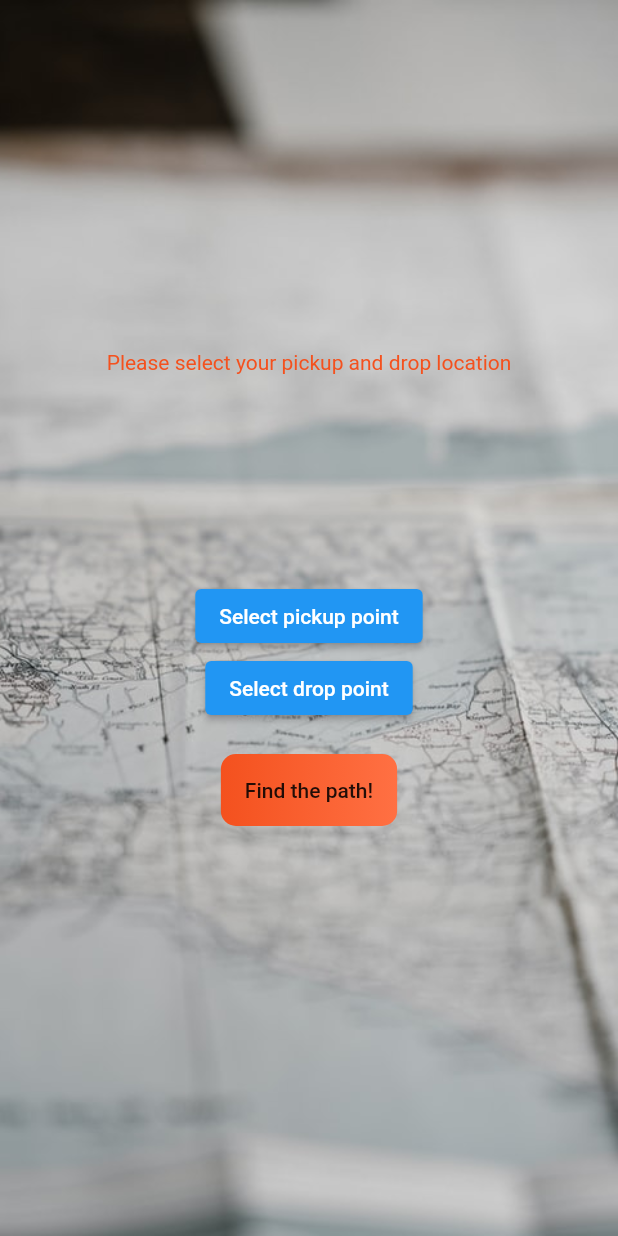
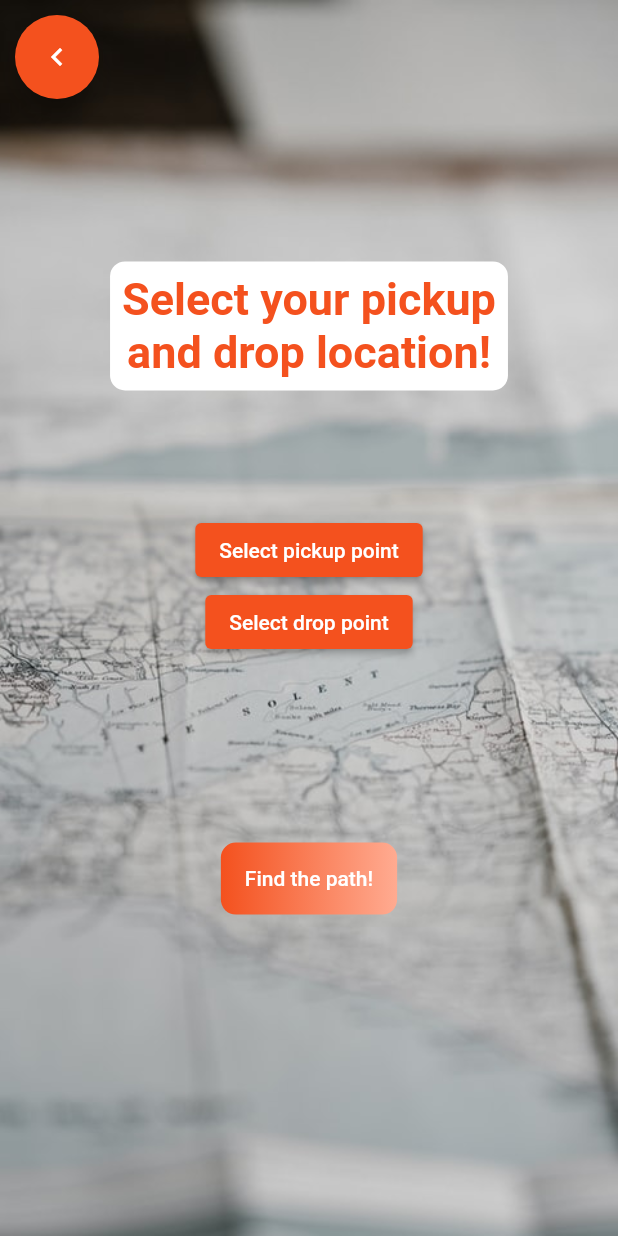
Before and after one commit to Saransh-cpp/IIITD_ALIVE_HVI, a Flutter app: the screen it shows after launch, after a tap on the "directions" icon, on a phone screen of 412 x 824 dp. Run offline on Flutter 3.47's test engine with Material 2 defaults, Android fonts, the light colour scheme and no system bars; our stand-ins replace fluttertoast; missing offline and left inert: flutter_osm_plugin.

Commit message:
Clean the code and the UI!

```diff
--- a/lib/screens/home.dart
+++ b/lib/screens/home.dart
@@ -1,6 +1,4 @@
 // ignore_for_file: avoid_print
-
-import 'dart:async';
 
 import 'package:flutter/material.dart';
 import 'package:flutter_osm_plugin/flutter_osm_plugin.dart';
@@ -19,7 +17,6 @@
 
   // MapController for flutter_osm plugin
   late MapController controller;
-  Timer? timer;
 
   // store if the user is tracking their location
   ValueNotifier<bool> trackingNotifier = ValueNotifier(false);
@@ -39,9 +36,6 @@
 
   @override
   void dispose() {
-    if (timer != null && timer!.isActive) {
-      timer?.cancel();
-    }
     controller.dispose();
     super.dispose();
   }
@@ -54,6 +48,8 @@
     // 2 points which will be used to construct a path
     var coordinates = await Navigator.of(context).push(
         MaterialPageRoute(builder: (_) => const SelectLocation()));
+
+    if (coordinates == null) return;
 
     // the returned value is a list of strings of the form
     // ["latitude1, longitude1", "latitude2, longitude2"]
--- a/lib/screens/select_locations.dart
+++ b/lib/screens/select_locations.dart
@@ -22,20 +22,11 @@ class _SelectLocationState extends State<SelectLocation> {
 
   @override
   Widget build(BuildContext context) {
-    return Scaffold(
+    return SafeArea(
+      child: Scaffold(
         backgroundColor: Colors.white,
         body: Stack(
             children: [
-
-            // a better looking back button
-            Positioned(child: FloatingActionButton(
-              backgroundColor: Colors.deepOrange[600],
-              child: const Icon(Icons.chevron_left),
-              onPressed: () {
-                Navigator.of(context).pop();
-              },
-            )),
-
               // background image
               Container(
                 decoration: const BoxDecoration(
@@ -44,18 +35,46 @@ class _SelectLocationState extends State<SelectLocation> {
                     fit: BoxFit.cover,),
                 ),
               ),
+
+              // a better looking back button
+              Positioned(
+                  top: 10,
+                  left: 10,
+                  child: FloatingActionButton(
+                    backgroundColor: Colors.deepOrange[600],
+                    child: const Icon(Icons.chevron_left),
+                    onPressed: () {
+                      Navigator.of(context).pop();
+                    },
+                  )),
               Center(
                 child: Column(
                   mainAxisSize: MainAxisSize.min,
                   mainAxisAlignment: MainAxisAlignment.center,
                   crossAxisAlignment: CrossAxisAlignment.center,
                   children: [
-                  Text("Please select your pickup and drop location",
-                    style: TextStyle(color: Colors.deepOrange[600]),),
+
+                    // styled text
+                    Container(
+                      // margin: const EdgeInsets.fromLTRB(40, 20, 40, 40),
+                      decoration: const BoxDecoration(
+                          borderRadius: BorderRadius.all(
+                              Radius.circular(10)),
+                        color: Colors.white
+                      ),
+                      child: Padding(
+                        padding: const EdgeInsets.all(8.0),
+                        child: Text("Select your pickup\nand drop location!",
+                          textAlign: TextAlign.center,
+                          style: TextStyle(color: Colors.deepOrange[600],
+                              fontSize: 30,
+                              fontWeight: FontWeight.bold),),
+                      ),
+                    ),
                     SizedBox(height: MediaQuery
                         .of(context)
                         .size
-                      .height / 6,),
+                        .height / 10,),
 
                     // getting the pickup point from the user
                     // if the user has selected a location -> display the coordinates
@@ -65,11 +84,14 @@ class _SelectLocationState extends State<SelectLocation> {
                       builder: (ctx, p, child) {
                         return Center(
                           child: p == null ? ElevatedButton(
+                            style: ElevatedButton.styleFrom(
+                                primary: Colors.deepOrange[600]
+                            ),
                             onPressed: () async {
                               // push the search screen and wait for a `GeoPoint` object
                               var p = await Navigator.of(context).push(
                                   MaterialPageRoute(
-                                    builder: (_) => const SearchPage()));
+                                      builder: (_) => const SearchLocation()));
 
                               // if the user selects a location, extract the coordinates
                               if (p != null) {
@@ -91,7 +113,7 @@ class _SelectLocationState extends State<SelectLocation> {
                                 // push the search screen and wait for a `GeoPoint` object
                                 var p = await Navigator.of(context).push(
                                     MaterialPageRoute(
-                                      builder: (_) => const SearchPage()));
+                                        builder: (_) => const SearchLocation()));
 
                                 // if the user selects a location, extract the coordinates
                                 if (p != null) {
@@ -118,11 +140,14 @@ class _SelectLocationState extends State<SelectLocation> {
                           // is initialised as null,
                           // if it is null -> display a button to select location
                           child: p == null ? ElevatedButton(
+                            style: ElevatedButton.styleFrom(
+                              primary: Colors.deepOrange[600]
+                            ),
                             onPressed: () async {
                               // push the search screen and wait for a `GeoPoint` object
                               var p = await Navigator.of(context).push(
                                   MaterialPageRoute(
-                                    builder: (_) => const SearchPage()));
+                                      builder: (_) => const SearchLocation()));
 
                               // if the user selects a location, extract the coordinates
                               if (p != null) {
@@ -144,7 +169,7 @@ class _SelectLocationState extends State<SelectLocation> {
                                 // push the search screen and wait for a `GeoPoint` object
                                 var p = await Navigator.of(context).push(
                                     MaterialPageRoute(
-                                      builder: (_) => const SearchPage()));
+                                        builder: (_) => const SearchLocation()));
 
                                 // if the user selects a location, extract the coordinates
                                 if (p != null) {
@@ -159,6 +184,10 @@ class _SelectLocationState extends State<SelectLocation> {
                       },
                     ),
 
+                    SizedBox(
+                      height: MediaQuery.of(context).size.height / 8,
+                    ),
+
                     // a button to construct the path between 2 selected points
                     // the container is meant for styling
                     Container(
@@ -169,7 +198,7 @@ class _SelectLocationState extends State<SelectLocation> {
                           gradient: LinearGradient(
                             colors: [
                               Colors.deepOrange[600]!,
-                            Colors.deepOrange[400]!
+                              Colors.deepOrange[200]!
                             ],
                             begin: Alignment.centerLeft,
                             end: Alignment.centerRight,
@@ -193,13 +222,14 @@ class _SelectLocationState extends State<SelectLocation> {
                           Navigator.of(context).pop(
                               [coordinatesStart, coordinatesEnd]);
                         }
-                    }, child: const Text("Find the path!")),
+                      }, child: const Text("Find the path!", style: TextStyle(color: Colors.white),)),
                     )
                   ],
                 ),
               ),
             ]
         ),
+      ),
     );
   }
 }
```
Also changed, not shown: lib/screens/search_location.dart (+5 -5 lines). Lines whose indentation alone changed are shown as unchanged.
